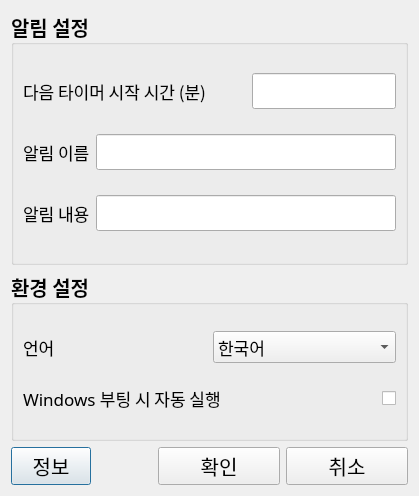
Old version of the form Squirtle/GUI/ConfigGUI.ui in the repository thelight0804/Squirtle-project.
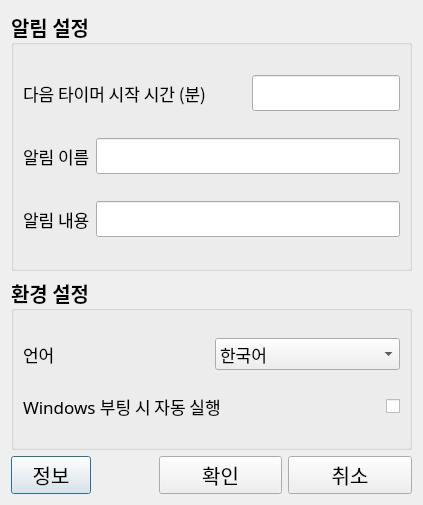
New version of the form.

What changed in the file:
```diff
--- a/Squirtle/GUI/ConfigGUI.ui
+++ b/Squirtle/GUI/ConfigGUI.ui
@@ -6,8 +6,8 @@
    <rect>
     <x>0</x>
     <y>0</y>
-    <width>419</width>
-    <height>496</height>
+    <width>423</width>
+    <height>505</height>
    </rect>
   </property>
   <property name="font">
```
Left out of the diff: 10 changed lines with no effect on the pictures.
